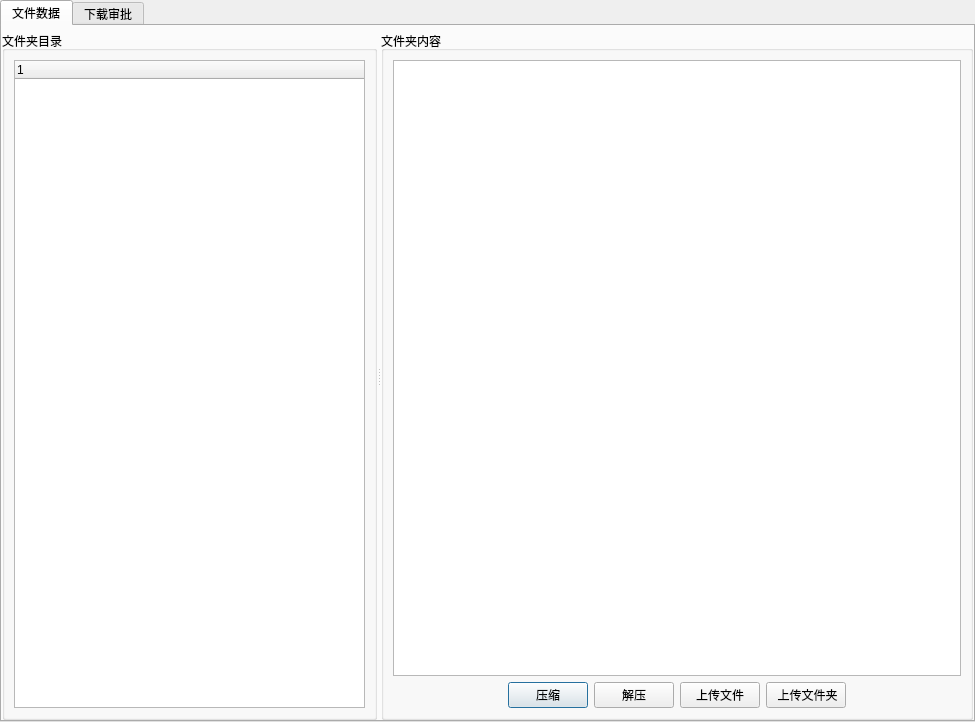
Before: the Qt Designer form digitalIntegration/FilemangageDialog.ui in jiaqingguo/DI, drawn with Qt 5.
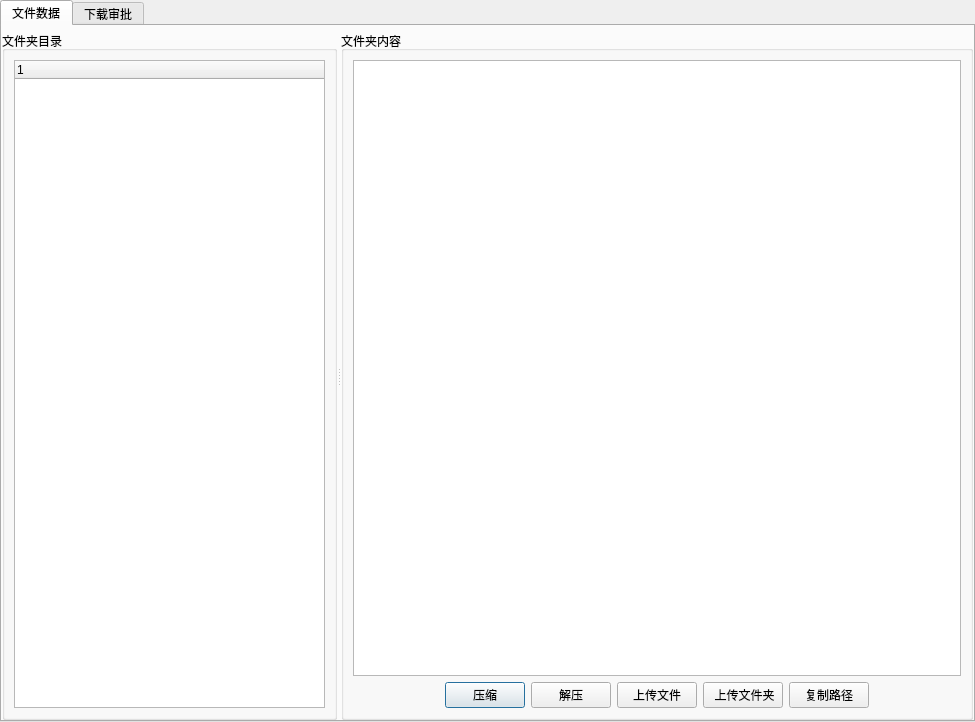
After: the same form once the commit is applied.

What changed in the file:
```diff
--- a/digitalIntegration/FilemangageDialog.ui
+++ b/digitalIntegration/FilemangageDialog.ui
@@ -129,6 +129,13 @@
                </property>
               </widget>
              </item>
+             <item>
+              <widget class="QPushButton" name="btnCopy">
+               <property name="text">
+                <string>复制路径</string>
+               </property>
+              </widget>
+             </item>
              <item>
               <spacer name="horizontalSpacer_2">
                <property name="orientation">
```
